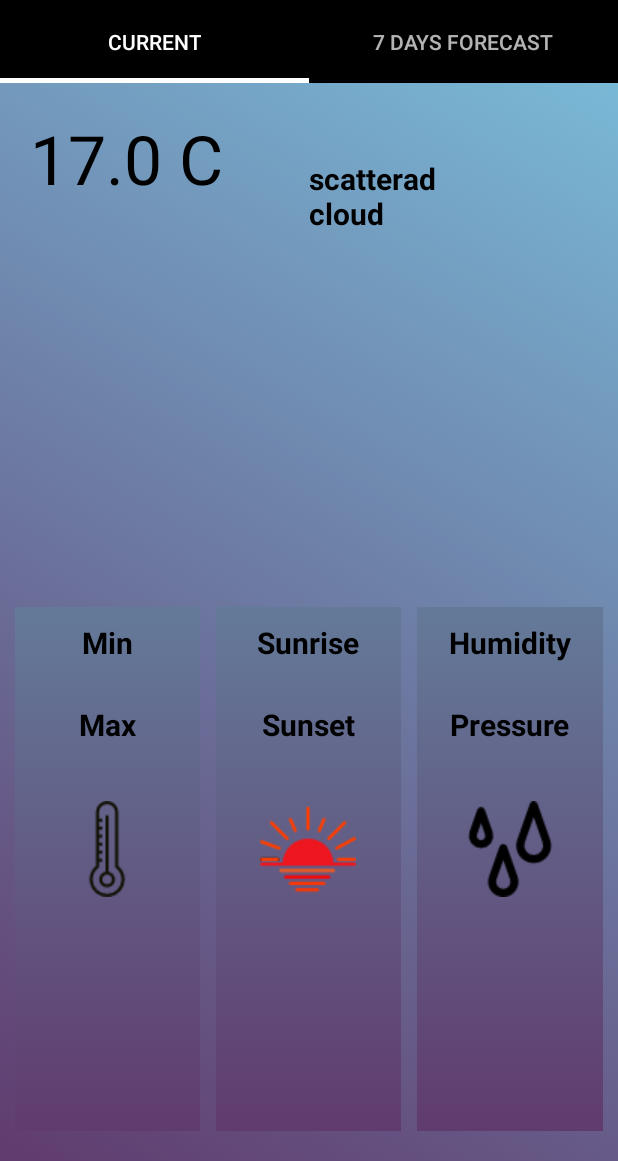
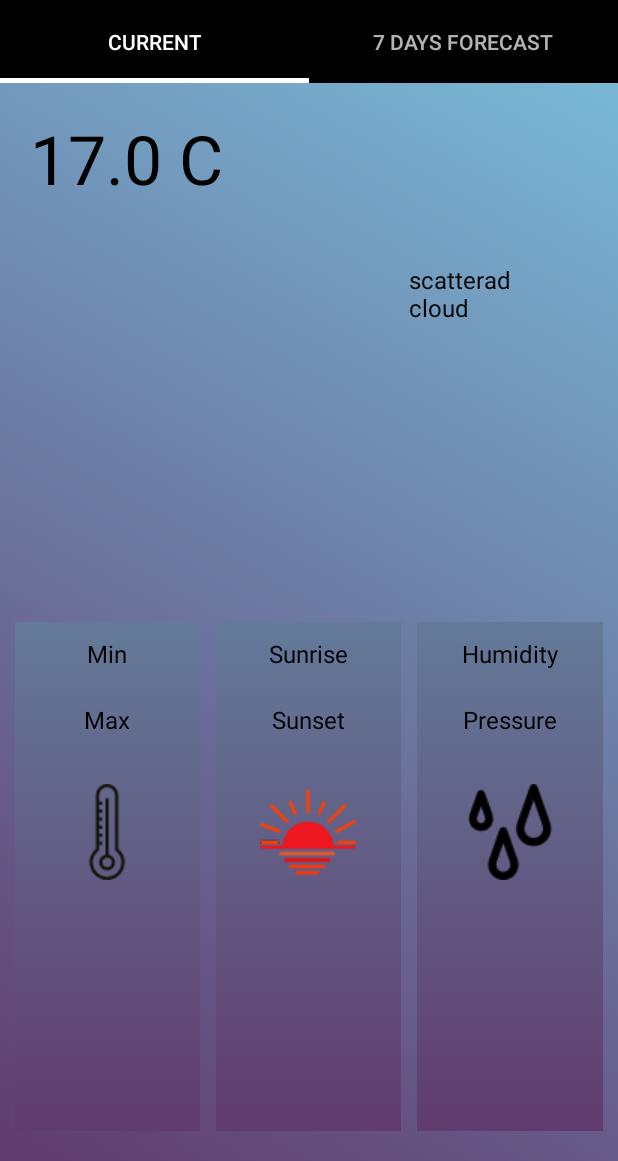
Before and after one commit to Alpha-1Soft/WeatherReport, an Android app: the screen it shows after launch (MainActivity), on a phone screen of 412 x 824 dp, the part 75-1236 px from its top. Run offline under Robolectric (Android 15) with nearby library versions, the phone set to English and light mode, and no system bars; our stand-ins replace Picasso; pictures from the network do not load.

Commit message:
Current fragment ui updated

```diff
--- a/app/src/main/res/layout/fragment_currect_weather.xml
+++ b/app/src/main/res/layout/fragment_currect_weather.xml
@@ -4,14 +4,23 @@
     android:layout_height="match_parent"
     android:background="@drawable/gradient2"
     android:orientation="vertical"
-    android:weightSum="2"
     tools:context=".fragments.CurrectWeatherFragment">
+
+    <ScrollView
+        xmlns:android="http://schemas.android.com/apk/res/android"
+        android:layout_width="match_parent"
+        android:layout_height="match_parent"
+        android:fillViewport="true">
+        <LinearLayout
+            android:layout_width="match_parent"
+            android:layout_height="match_parent"
+            android:orientation="vertical">
 
     <LinearLayout
         android:layout_width="match_parent"
-        android:layout_height="0dp"
-        android:weightSum="2"
-        android:layout_weight="1">
+        android:layout_height="match_parent"
+        android:layout_weight="1"
+        android:weightSum="2">
 
         <LinearLayout
             android:layout_width="0dp"
@@ -32,37 +41,41 @@
                 android:id="@+id/dateTextview"
                 android:layout_width="wrap_content"
                 android:layout_height="wrap_content"
-                android:textSize="20sp"
                 android:textColor="#000000"
-                android:textStyle="bold" />
+                android:textSize="16sp"
+                />
 
             <TextView
                 android:id="@+id/dayTextview"
                 android:layout_width="wrap_content"
                 android:layout_height="wrap_content"
-                android:textSize="20sp"
                 android:textColor="#000000"
-                android:textStyle="bold" />
+                android:textSize="16sp"
+               />
 
             <TextView
                 android:id="@+id/cityNameTextview"
                 android:layout_width="wrap_content"
                 android:layout_height="wrap_content"
                 android:textColor="#000000"
-                android:textSize="20sp"
-                android:textStyle="bold" />
+                android:textSize="16sp"
+               />
         </LinearLayout>
 
         <LinearLayout
             android:layout_width="0dp"
             android:layout_height="match_parent"
             android:layout_weight="1"
-            android:orientation="vertical">
+            android:orientation="vertical"
+            android:padding="20dp">
 
             <ImageView
                 android:id="@+id/conditionImageview"
-                android:layout_width="50dp"
-                android:layout_height="50dp" />
+                android:layout_width="100dp"
+                android:layout_height="100dp"
+                android:padding="5dp"
+                android:layout_gravity="center"
+                />
 
             <TextView
                 android:id="@+id/conditionTextview"
@@ -70,13 +83,14 @@
                 android:layout_height="wrap_content"
                 android:text="scatterad \ncloud"
                 android:textColor="#000000"
-                android:textSize="20sp"
-                android:textStyle="bold" />
+                android:textSize="16sp"
+                android:layout_gravity="center"
+                />
         </LinearLayout>
     </LinearLayout>
 
     <LinearLayout
-        android:layout_height="0dp"
+        android:layout_height="match_parent"
         android:layout_width="match_parent"
         android:layout_marginBottom="20dp"
         android:layout_weight="1"
@@ -98,15 +112,14 @@
                 android:layout_height="wrap_content"
                 android:text="Min"
                 android:textColor="#000000"
-                android:textSize="20sp"
-                android:textStyle="bold"
+                android:textSize="16sp"
                 android:layout_gravity="center" />
 
             <TextView
                 android:id="@+id/minTextview"
                 android:layout_width="wrap_content"
                 android:layout_height="wrap_content"
-                android:textSize="20sp"
+                android:textSize="16sp"
                 android:textColor="#000000"
                 android:layout_gravity="center" />
 
@@ -114,9 +127,8 @@
                 android:layout_width="wrap_content"
                 android:layout_height="wrap_content"
                 android:text="Max"
-                android:textSize="20sp"
+                android:textSize="16sp"
                 android:textColor="#000000"
-                android:textStyle="bold"
                 android:layout_gravity="center" />
 
             <TextView
@@ -124,7 +136,7 @@
                 android:layout_width="wrap_content"
                 android:layout_height="wrap_content"
                 android:textColor="#000000"
-                android:textSize="20sp"
+                android:textSize="16sp"
                 android:layout_gravity="center" />
 
             <ImageView
@@ -150,9 +162,8 @@
                 android:layout_width="wrap_content"
                 android:layout_height="wrap_content"
                 android:text="Sunrise"
-                android:textSize="20sp"
+                android:textSize="16sp"
                 android:textColor="#000000"
-                android:textStyle="bold"
                 android:layout_gravity="center" />
 
             <TextView
@@ -160,15 +171,14 @@
                 android:layout_width="wrap_content"
                 android:layout_height="wrap_content"
                 android:textColor="#000000"
-                android:textSize="20sp"
+                android:textSize="16sp"
                 android:layout_gravity="center" />
 
             <TextView
                 android:layout_width="wrap_content"
                 android:layout_height="wrap_content"
                 android:text="Sunset"
-                android:textSize="20sp"
-                android:textStyle="bold"
+                android:textSize="16sp"
                 android:textColor="#000000"
                 android:layout_gravity="center" />
 
@@ -176,7 +186,7 @@
                 android:id="@+id/sunsetTextview"
                 android:layout_width="wrap_content"
                 android:layout_height="wrap_content"
-                android:textSize="20sp"
+                android:textSize="16sp"
                 android:textColor="#000000"
                 android:layout_gravity="center" />
 
@@ -202,16 +212,15 @@
                 android:layout_width="wrap_content"
                 android:layout_height="wrap_content"
                 android:text="Humidity"
-                android:textSize="20sp"
+                android:textSize="16sp"
                 android:textColor="#000000"
-                android:textStyle="bold"
                 android:layout_gravity="center" />
 
             <TextView
                 android:id="@+id/humidityTextview"
                 android:layout_width="wrap_content"
                 android:layout_height="wrap_content"
-                android:textSize="20sp"
+                android:textSize="16sp"
                 android:textColor="#000000"
                 android:layout_gravity="center" />
 
@@ -219,9 +228,8 @@
                 android:layout_width="wrap_content"
                 android:layout_height="wrap_content"
                 android:text="Pressure"
-                android:textSize="20sp"
+                android:textSize="16sp"
                 android:textColor="#000000"
-                android:textStyle="bold"
                 android:layout_gravity="center" />
 
             <TextView
@@ -229,7 +237,7 @@
                 android:layout_width="wrap_content"
                 android:layout_height="wrap_content"
                 android:textColor="#000000"
-                android:textSize="20sp"
+                android:textSize="16sp"
                 android:layout_gravity="center" />
 
             <ImageView
@@ -241,5 +249,6 @@
                  />
         </LinearLayout>
     </LinearLayout>
-
+        </LinearLayout>
+   </ScrollView>
 </LinearLayout>
```
